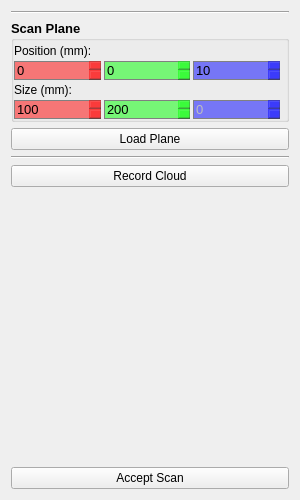
First picture: the form in proper_cloud/resources/scan.ui, repository openlmd/proper, before the edit.
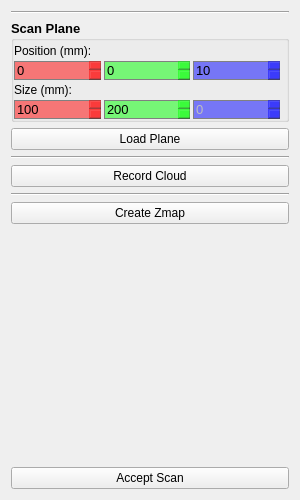
Second picture: the form after the edit.

```diff
--- a/proper_cloud/resources/scan.ui
+++ b/proper_cloud/resources/scan.ui
@@ -14,7 +14,7 @@
    <string>Form</string>
   </property>
   <layout class="QGridLayout" name="gridLayout">
-   <item row="5" column="0">
+   <item row="7" column="0">
     <spacer name="verticalSpacer">
      <property name="orientation">
       <enum>Qt::Vertical</enum>
@@ -384,13 +384,27 @@
      </property>
     </widget>
    </item>
-   <item row="6" column="0">
+   <item row="5" column="0">
+    <widget class="Line" name="line_3">
+     <property name="orientation">
+      <enum>Qt::Horizontal</enum>
+     </property>
+    </widget>
+   </item>
+   <item row="8" column="0">
     <widget class="QPushButton" name="btnScan">
      <property name="text">
       <string>Accept Scan</string>
      </property>
     </widget>
    </item>
+   <item row="6" column="0">
+    <widget class="QPushButton" name="btnZmap">
+     <property name="text">
+      <string>Create Zmap</string>
+     </property>
+    </widget>
+   </item>
   </layout>
  </widget>
  <resources/>
```
